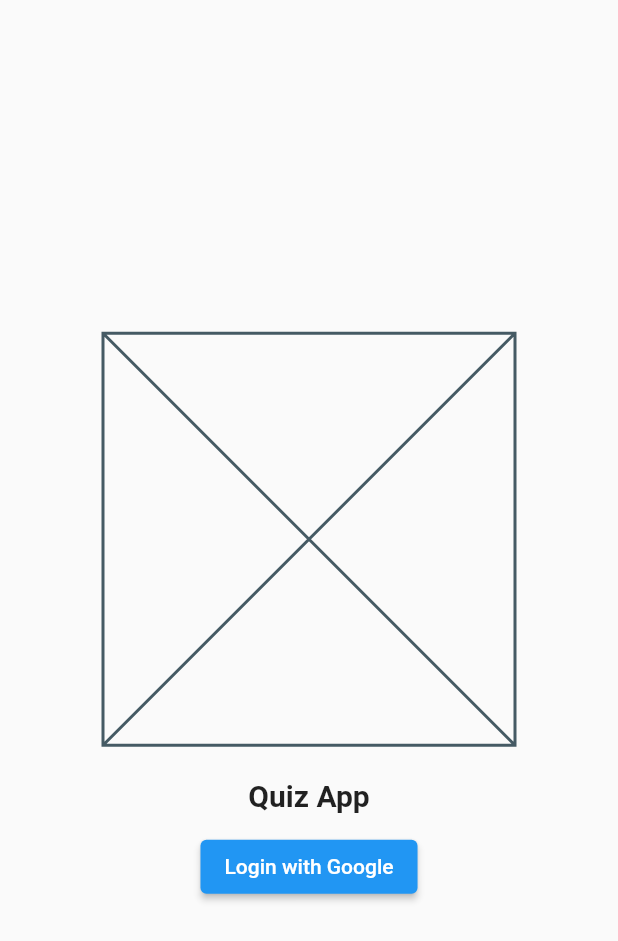
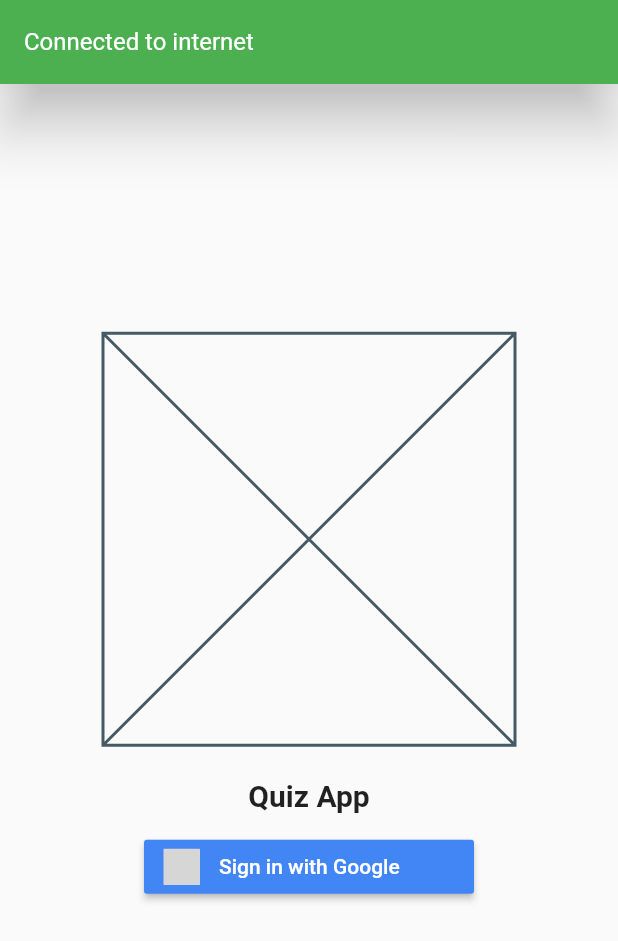
Before and after one commit to flutterkage2k/flutterfirebasequiz230123, a Flutter app: the LoginScreen screen opened directly, on a phone screen of 412 x 824 dp. Shown: the top 941 px of the screen. Run offline on Flutter 3.47's test engine with Material 2 defaults, Android fonts, the phone set to English and light mode, and no system bars; drawn by our look-alikes of overlay_support; our stand-ins replace cloud_firestore, firebase_auth, firebase_core, flutter_signin_button, google_sign_in, internet_connection_checker and 1 more; accounts and stored records are empty; generated files the repository leaves out were written again; grey boxes are pictures that could not be loaded.

Commit message:
complete 6#

```diff
--- a/lib/screens/login.dart
+++ b/lib/screens/login.dart
@@ -1,4 +1,9 @@
 import 'package:flutter/material.dart';
+import 'package:flutter_signin_button/button_view.dart';
+import 'package:flutter_signin_button/flutter_signin_button.dart';
+import 'package:flutterfirebasequiz230123/services/auth.dart';
+import 'package:internet_connection_checker/internet_connection_checker.dart';
+import 'package:overlay_support/overlay_support.dart';
 
 class LoginScreen extends StatefulWidget {
   const LoginScreen({Key? key}) : super(key: key);
@@ -8,6 +13,20 @@ class LoginScreen extends StatefulWidget {
 }
 
 class _LoginScreenState extends State<LoginScreen> {
+  @override
+  void initState() {
+    super.initState();
+    InternetConnectionChecker().onStatusChange.listen((status) {
+      final connected = status == InternetConnectionStatus.connected;
+      showSimpleNotification(
+        Text(
+          connected ? 'Connected to internet' : 'No internet',
+        ),
+        background: Colors.green,
+      );
+    });
+  }
+
   @override
   Widget build(BuildContext context) {
     Size screenSize = MediaQuery.of(context).size;
@@ -36,11 +55,9 @@ class _LoginScreenState extends State<LoginScreen> {
             const SizedBox(
               height: 12,
             ),
-            ElevatedButton(
-                onPressed: () {},
-                child: const Text(
-                  "Login with Google",
-                ))
+            SignInButton(Buttons.GoogleDark, onPressed: () async {
+              await signWithGoogle();
+            })
           ],
         ),
       ),
--- /dev/null
+++ b/lib/services/internetCon.dart
@@ -0,0 +1,13 @@
+import 'package:flutter/material.dart';
+import 'package:internet_connection_checker/internet_connection_checker.dart';
+import 'package:overlay_support/overlay_support.dart';
+
+class Internet {
+  bool connected = false;
+
+  checkInternetCon() async {
+    connected = await InternetConnectionChecker().hasConnection;
+    final msg = connected ? "connected to internet" : "No connected";
+    showSimpleNotification(Text('$msg'));
+  }
+}
```
Also changed, not shown: lib/main.dart (+12 -3 lines), lib/services/auth.dart (added, +40 -0 lines), lib/services/firedb.dart (added, +40 -0 lines), lib/services/localdb.dart (added, +15 -0 lines), pubspec.yaml (+10 -0 lines), pubspec.lock, 12 other files.
